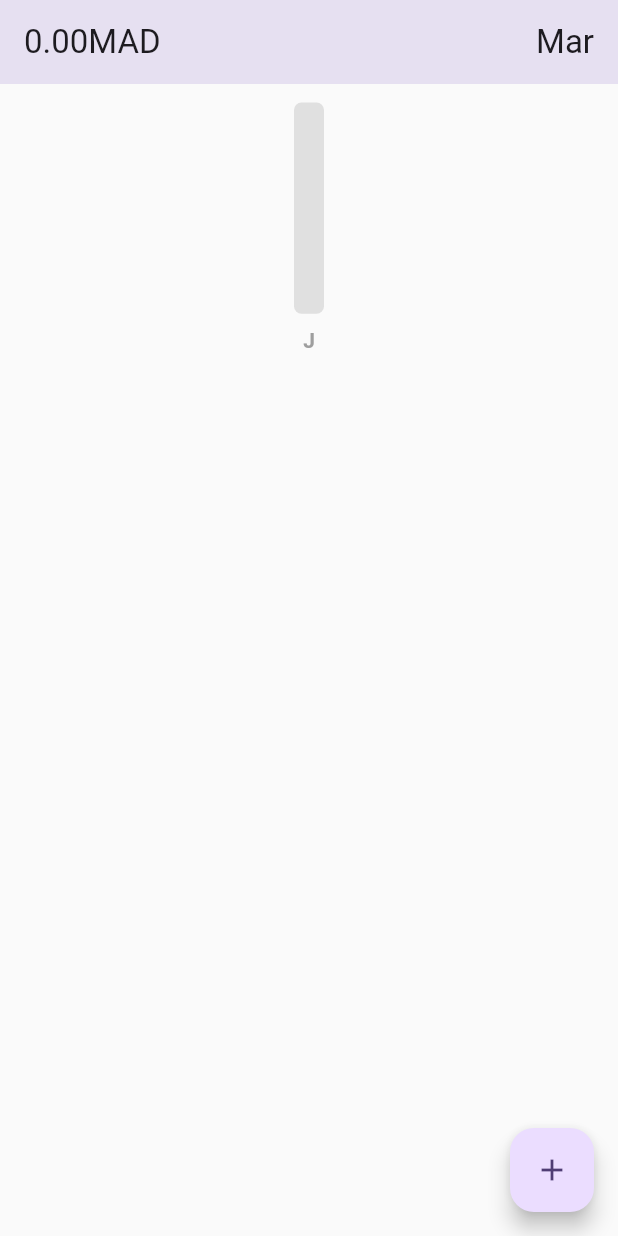
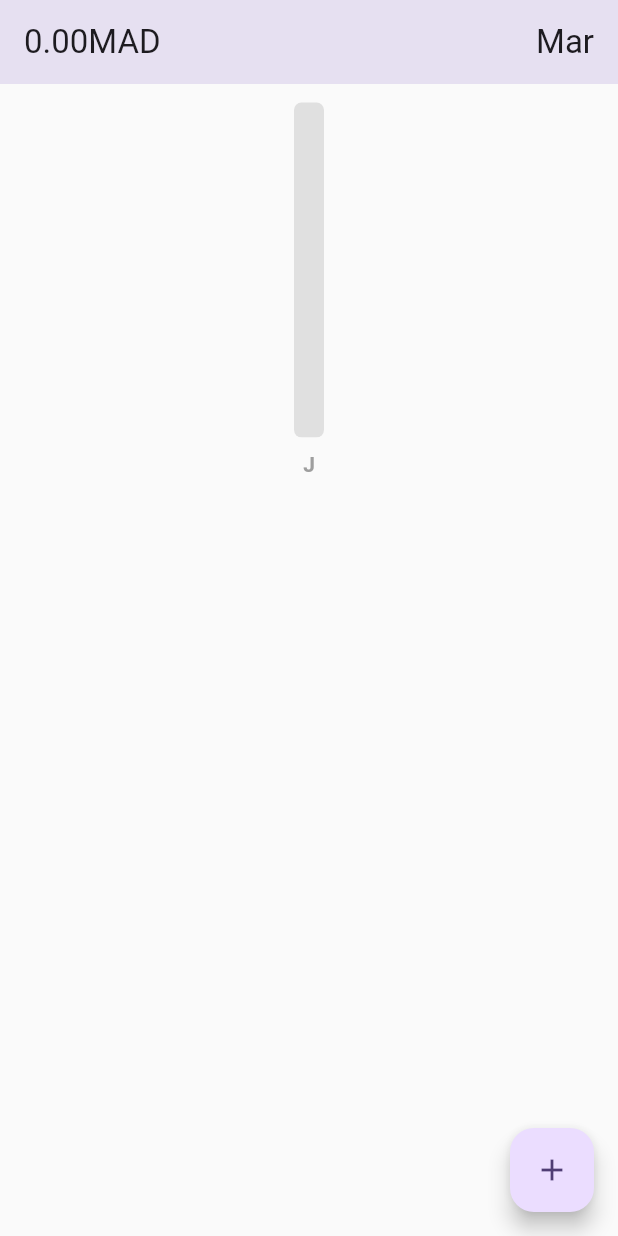
Before and after one commit to abderrahmane-el-hihi/expensetracker, a Flutter app: the screen it shows after launch, on a phone screen of 412 x 824 dp. Run offline on Flutter 3.47's test engine with Material 3 defaults, Android fonts, the phone set to English and light mode, and no system bars; drawn by our look-alikes of fl_chart; our stand-ins replace firebase_core, flutter_slidable, isar; accounts and stored records are empty; generated files the repository leaves out were written again.

Commit message:
modified:   lib/Pages/HomePage.dart 	modified:   lib/graph/bar_graph.dart 	modified:   lib/graph/individualbar.dart

```diff
--- a/lib/Pages/HomePage.dart
+++ b/lib/Pages/HomePage.dart
@@ -154,7 +154,7 @@ class _HomePageState extends State<HomePage> {
                 height: MediaQuery.of(context).size.height * .015,
               ),
               SizedBox(
-                height: MediaQuery.of(context).size.height * .2,
+                height: MediaQuery.of(context).size.height * .3,
                 child: FutureBuilder(
                   future: _monthlyTotalsFuture,
                   builder: (context, snapshot) {
@@ -164,7 +164,8 @@ class _HomePageState extends State<HomePage> {
                           List.generate(monthCount, (index) {
                         int year = startYear + (startMonth + index - 1) ~/ 12;
                         int month = (startMonth + index - 1) % 12 + 1;
-                        String yearMonthKey = '$year-$month';
+                        String yearMonthKey = '$month-$year';
+
                         return monthlyTotals[yearMonthKey] ?? 0.0;
                       });
 
--- a/lib/graph/bar_graph.dart
+++ b/lib/graph/bar_graph.dart
@@ -17,9 +17,15 @@ class BarGraph extends StatefulWidget {
 
 class _BarGraphState extends State<BarGraph> {
   List<IndividualBar> barData = [];
+
   void initilizeBarData() {
-    barData = List.generate(widget.monthlySummary.length,
-        (index) => IndividualBar(x: index, y: widget.monthlySummary[index]));
+    barData = List.generate(
+      widget.monthlySummary.length,
+      (index) => IndividualBar(
+        x: index,
+        y: widget.monthlySummary[index],
+      ),
+    );
   }
 
   final ScrollController _scrollController = ScrollController();
@@ -30,11 +36,10 @@ class _BarGraphState extends State<BarGraph> {
 
   @override
   Widget build(BuildContext context) {
-    initilizeBarData();
-
     double barWidth = 20;
     double spaceBetweenBars = 15;
 
+    initilizeBarData();
     return SingleChildScrollView(
       controller: _scrollController,
       scrollDirection: Axis.horizontal,
@@ -44,15 +49,17 @@ class _BarGraphState extends State<BarGraph> {
         child: BarChart(
           BarChartData(
             minY: 0,
-            maxY: 150,
+            maxY: 200,
             gridData: const FlGridData(show: false),
             borderData: FlBorderData(show: false),
             titlesData: FlTitlesData(
               show: true,
-              topTitles: AxisTitles(sideTitles: SideTitles(showTitles: false)),
-              leftTitles: AxisTitles(sideTitles: SideTitles(showTitles: false)),
+              topTitles:
+                  const AxisTitles(sideTitles: SideTitles(showTitles: false)),
+              leftTitles:
+                  const AxisTitles(sideTitles: SideTitles(showTitles: false)),
               rightTitles:
-                  AxisTitles(sideTitles: SideTitles(showTitles: false)),
+                  const AxisTitles(sideTitles: SideTitles(showTitles: false)),
               bottomTitles: AxisTitles(
                   sideTitles: SideTitles(
                       showTitles: true,
@@ -60,21 +67,22 @@ class _BarGraphState extends State<BarGraph> {
                       reservedSize: 24)),
             ),
             barGroups: barData
-                .map((data) => BarChartGroupData(
+                .map(
+                  (data) => BarChartGroupData(
                     x: data.x,
                     barRods: [
                       BarChartRodData(
                         toY: data.y,
+                        // toY: 100,
                         width: 20,
                         borderRadius: BorderRadius.circular(5),
                         color: Colors.deepPurple.shade200,
                         backDrawRodData: BackgroundBarChartRodData(
-                              show: true,
-                              toY: 150,
-                              color: Colors.grey.shade300),
+                            show: true, toY: 200, color: Colors.grey.shade300),
                       )
                     ],
-                    ))
+                  ),
+                )
                 .toList(),
           ),
         ),
--- a/lib/graph/individualbar.dart
+++ b/lib/graph/individualbar.dart
@@ -1,6 +1,6 @@
 class IndividualBar {
-  int x;
-  double y;
+  final int x;
+  final double y;
 
   IndividualBar({required this.x, required this.y});
 }
```
Lines whose indentation alone changed are shown as unchanged.
